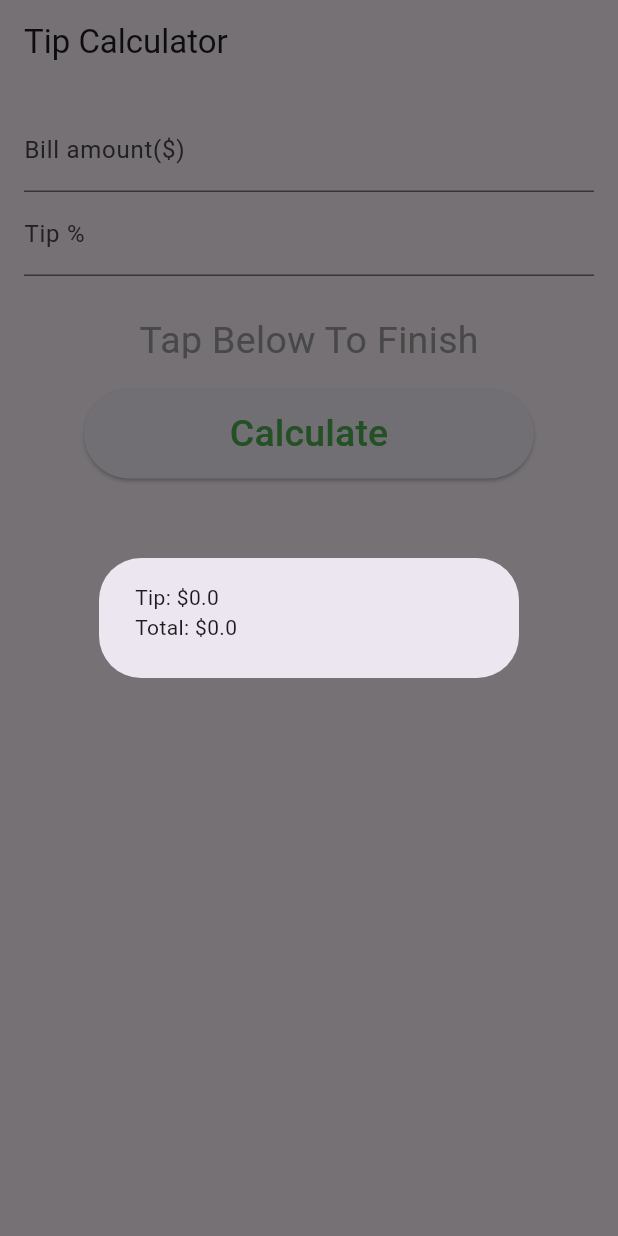
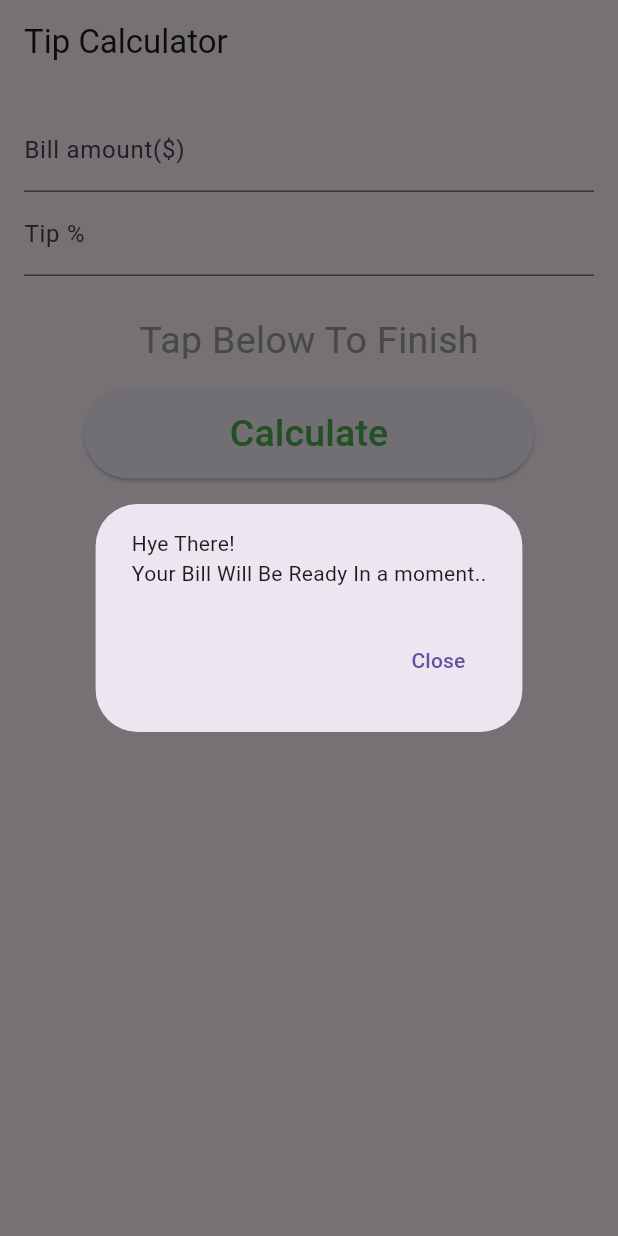
Before and after one commit to ohanz/Tip-GO-App, a Flutter app: the screen it shows after launch, after a tap on "Calculate", on a phone screen of 412 x 824 dp. Run offline on Flutter 3.47's test engine with Material 3 defaults, Android fonts, the phone set to English and light mode, and no system bars.

Commit message:
added smart pop-up for UX

```diff
--- a/lib/main.dart
+++ b/lib/main.dart
@@ -8,8 +8,25 @@ class TipCalculator extends StatelessWidget {
   double billAmount = 0.0;
   double tipPercentage = 0.0;
 
+
   @override
   Widget build(BuildContext context) {
+
+    void myPop(){
+      // Generate dialog
+      AlertDialog dialog =  AlertDialog(
+          content: const Text("Hye There! \n"
+              "Your Bill Will Be Ready In a moment..")
+          ,actions: [
+      TextButton(child: Text('Close'),
+        onPressed: () { Navigator.pop(context); // Close the dialog
+      },),],);
+
+      // Show dialog
+      showDialog(context: context, builder: (BuildContext context) => dialog);
+    }
+
+
     // Create first input field
     TextField billAmountField = TextField(
 
@@ -55,6 +72,9 @@ class TipCalculator extends StatelessWidget {
           double calculatedTip = billAmount * tipPercentage / 100.0;
           double total = billAmount + calculatedTip;
 
+          myPop();
+          Future.delayed(Duration(seconds: 5), () {
+            print('Delayed code executed');
             // Generate dialog
             AlertDialog dialog = AlertDialog(
                 content: Text("Tip: \$$calculatedTip \n"
@@ -62,6 +82,8 @@ class TipCalculator extends StatelessWidget {
 
             // Show dialog
             showDialog(context: context, builder: (BuildContext context) => dialog);
+          });
+
         });
 
     Container container = Container(
```
Lines whose indentation alone changed are shown as unchanged.
